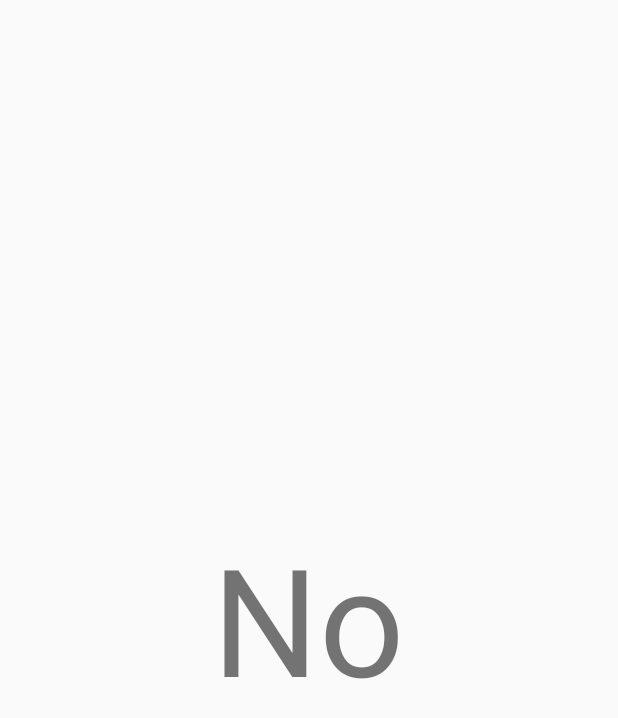
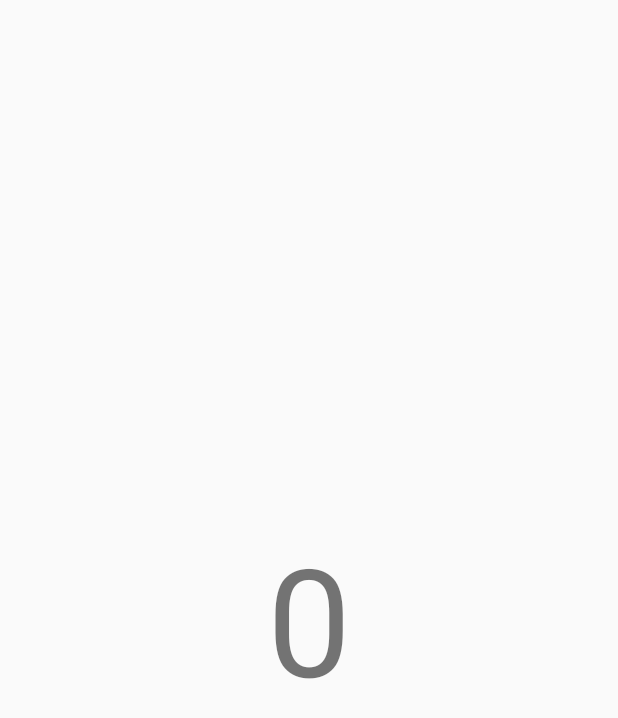
Before and after one commit to stillesjo/SHET, an Android app: the screen it shows after launch (ScrumCardActivity), after a tap on "No points", on a phone screen of 412 x 824 dp. Shown: the top 718 px of the screen. Run offline under Robolectric (Android 15) with nearby library versions, the light colour scheme and no system bars; libraries missing offline, so code that uses them is left out: com.astuetz; 4 statements that could not run were skipped.

Commit message:
Made the solo estimation fragment less hardcoded

```diff
--- a/app/src/main/java/shet/fragments/SoloEstimationFragment.java
+++ b/app/src/main/java/shet/fragments/SoloEstimationFragment.java
@@ -64,15 +64,17 @@ public class SoloEstimationFragment extends BaseFragment {
         public void onItemClick(AdapterView<?> parent, View view, int position, long id) {
             Intent intent = new Intent(getActivity(), ScrumCardActivity.class);
             String string = mAdapter.getString(position);
-            if (getArguments().getBoolean(MainActivity.SILENT_MODE_STRING)) {
+            if (getArguments() != null && getArguments().getBoolean(MainActivity.SILENT_MODE_STRING)) {
                 Bundle bundle = new Bundle();
                 bundle.putString(MainActivity.ESTIMATE_RESULT,string);
                 ((OnFragmentInteractionListener)getActivity()).onFragmentInteraction(bundle);
                 return;
             }
-            if (string.toUpperCase().indexOf("COFFEE") >= 0) {
+            if (string.equals(getActivity().getResources().getString(R.string.coffe_string))) {
                 // Start activity with coffee cup
                 intent.putExtra(ScrumCardActivity.COFFEE_CUP,"TRUE");
+            } else if (string.equals(getActivity().getResources().getString(R.string.no_points_string))){
+                intent.putExtra(ScrumCardActivity.ESTIMATE_STRING, "0");
             } else {
                 if (string.toLowerCase().indexOf("point") > 0) {
                     string = string.substring(0,string.indexOf(" "));
--- a/app/src/main/res/values/arrays.xml
+++ b/app/src/main/res/values/arrays.xml
@@ -17,7 +17,7 @@
         <item>40 points</item>
         <item>100 points</item>
         <item>\???</item>
-        <item>Coffee break!</item>
+        <item>@string/coffe_string</item>
     </string-array>
 
 </resources>
--- a/app/src/main/res/values/strings.xml
+++ b/app/src/main/res/values/strings.xml
@@ -18,5 +18,6 @@
     <string name="estimate_button_text">Initiate estimation</string>
     <string name="title_activity_scrum_card">ScrumCardActivity</string>
     <string name="no_points_string">No points</string>
+    <string name="coffe_string">Coffee break!</string>
 
 </resources>
```
